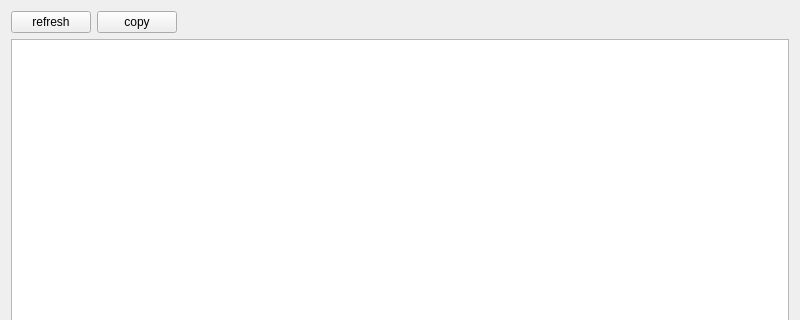
mugiseyebrows/mugi-query, file queryhistorywidget.ui: the form before one commit; both pictures show x 0 to 800 and y 0 to 320 of the 800 by 600 pixel window.
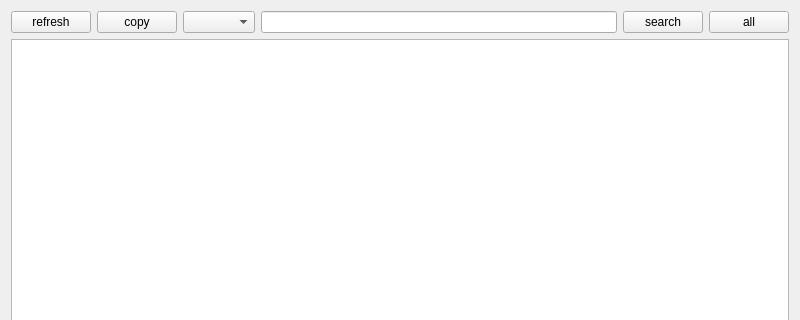
The form after the commit.

Commit message: query history search

```diff
--- a/queryhistorywidget.ui
+++ b/queryhistorywidget.ui
@@ -31,17 +31,24 @@
       </widget>
      </item>
      <item>
-      <spacer name="horizontalSpacer">
-       <property name="orientation">
-        <enum>Qt::Horizontal</enum>
+      <widget class="QComboBox" name="connectionName"/>
+     </item>
+     <item>
+      <widget class="QLineEdit" name="filter"/>
+     </item>
+     <item>
+      <widget class="QPushButton" name="search">
+       <property name="text">
+        <string>search</string>
        </property>
-       <property name="sizeHint" stdset="0">
-        <size>
-         <width>40</width>
-         <height>20</height>
-        </size>
+      </widget>
+     </item>
+     <item>
+      <widget class="QPushButton" name="all">
+       <property name="text">
+        <string>all</string>
        </property>
-      </spacer>
+      </widget>
      </item>
     </layout>
    </item>
```
The commit also changes 4 other files.
